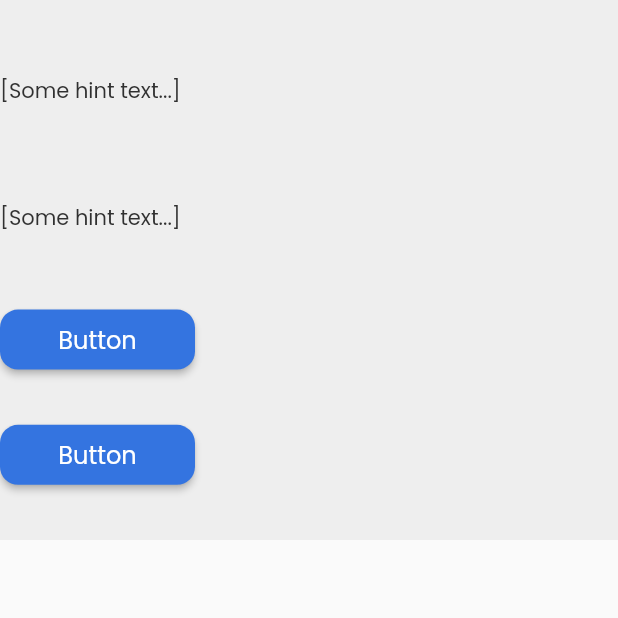
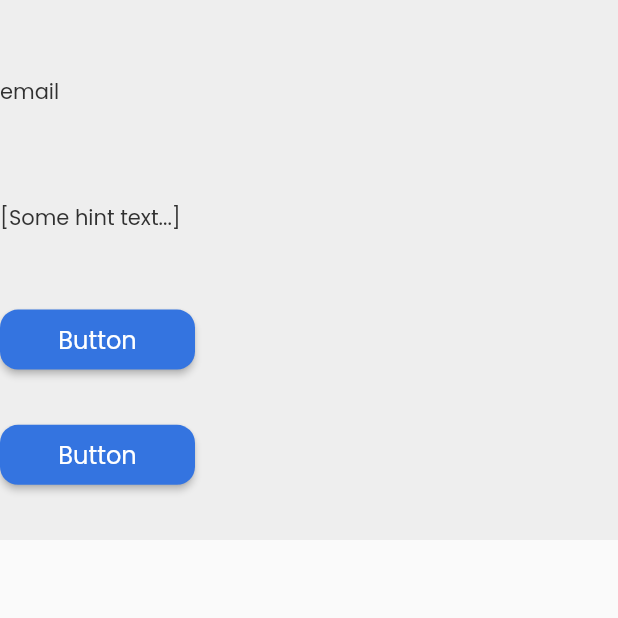
Before and after one commit to kimgiftww/kgfs08, a Flutter app: the screen it shows after launch, after a tap on "Button", on a phone screen of 412 x 824 dp, the top half of it. Run offline on Flutter 3.47's test engine with Material 2 defaults, Android fonts, the phone set to English and light mode, and no system bars; drawn by our look-alikes of auto_size_text; our stand-ins replace built_collection, built_value, cloud_firestore, firebase_core, font_awesome_flutter, google_fonts; accounts and stored records are empty; generated files the repository leaves out were written again.

Commit message:
Updating to latest FlutterFlow output.

```diff
--- a/lib/login/login_widget.dart
+++ b/lib/login/login_widget.dart
@@ -19,7 +19,7 @@ class _LoginWidgetState extends State<LoginWidget> {
   @override
   void initState() {
     super.initState();
-    emailTextController = TextEditingController();
+    emailTextController = TextEditingController(text: 'email');
     passwordTextController = TextEditingController();
   }
 
```
